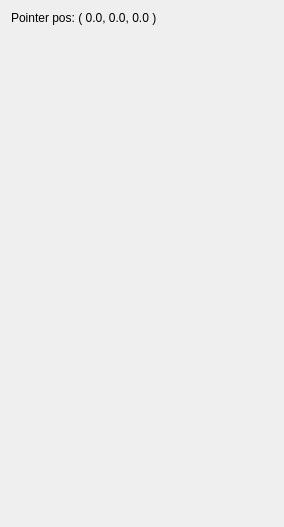
The window that IbisPlugins/OSCCapture/osccapturewidget.ui (jplazak/Ibis) describes before a commit, drawn with Qt 5.
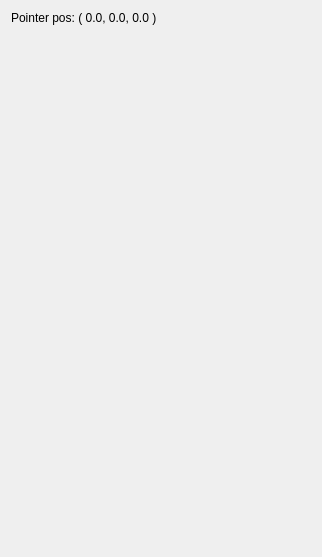
The same window after the commit.

Commit message: OSCCapture plugin: sending float coord and minor interface adjustments.

```diff
--- a/IbisPlugins/OSCCapture/osccapturewidget.ui
+++ b/IbisPlugins/OSCCapture/osccapturewidget.ui
@@ -6,8 +6,8 @@
    <rect>
     <x>0</x>
     <y>0</y>
-    <width>284</width>
-    <height>527</height>
+    <width>318</width>
+    <height>557</height>
    </rect>
   </property>
   <property name="windowTitle">
@@ -16,6 +16,18 @@
   <layout class="QVBoxLayout" name="verticalLayout_3">
    <item>
     <widget class="QLabel" name="pointerPosLabel">
+     <property name="sizePolicy">
+      <sizepolicy hsizetype="Fixed" vsizetype="Preferred">
+       <horstretch>0</horstretch>
+       <verstretch>0</verstretch>
+      </sizepolicy>
+     </property>
+     <property name="minimumSize">
+      <size>
+       <width>300</width>
+       <height>0</height>
+      </size>
+     </property>
      <property name="text">
       <string>Pointer pos: ( 0.0, 0.0, 0.0 )</string>
      </property>
```
The commit also changes 1 other file.
